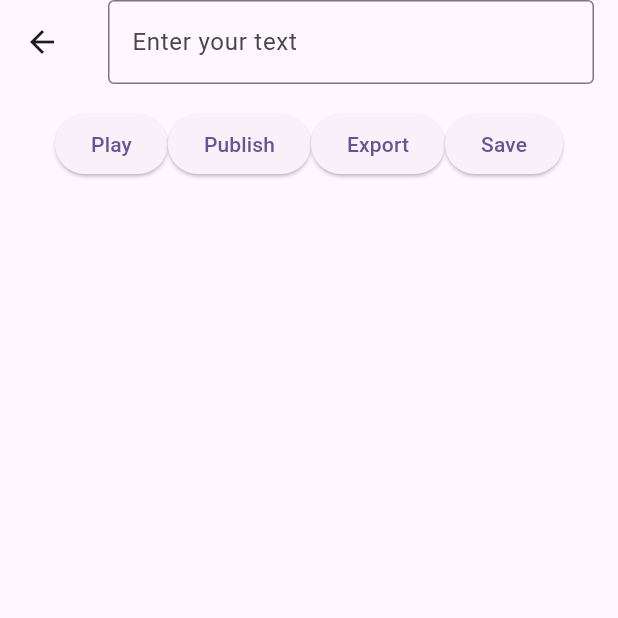
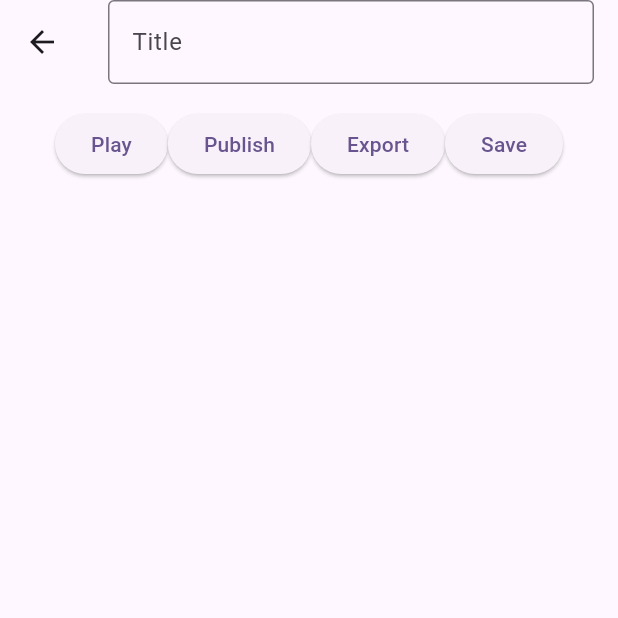
Before and after one commit to zm68526/sonoral, a Flutter app: the StudioScaffold screen opened directly with empty values, after a tap on the "add" icon, on a phone screen of 412 x 824 dp, the top half of it. Run offline on Flutter 3.47's test engine with Material 3 defaults, Android fonts, the phone set to English and light mode, and no system bars; our stand-ins replace file_picker, go_router, hive_ce, url_strategy; missing offline and left inert: flutter_soloud; accounts and stored records are empty.

Commit message:
Editable title field and misc. UI improvements

```diff
--- a/app/lib/data_structures/composition_data_structures.dart
+++ b/app/lib/data_structures/composition_data_structures.dart
@@ -12,13 +12,13 @@ class Composition {
   String authorUsername;
   String? description;
   List<Sound> sounds;
-  DateTime lastModified;
+  DateTime lastActivity;
   int? index;
 
   Composition({
     required this.name,
     required this.authorUsername,
-    required this.lastModified,
+    required this.lastActivity,
     this.description,
     this.sounds = const [],
     this.index,
@@ -26,8 +26,8 @@ class Composition {
 
   factory Composition.fromString(String s, int? index) {
     var tokens = s.split(compositionDelimeter);
-    if (tokens.length != 5) {
-      throw InvalidCompositionFormatException(
+    if (tokens.length < 5) {
+      throw SonoralCompositionFormatException(
           invalidValue: '${tokens.length} tokens found, 5 expected for composition $s');
     }
 
@@ -57,11 +57,11 @@ class Composition {
         authorUsername: author,
         description: description,
         sounds: sounds,
-        lastModified: lastModified,
+        lastActivity: lastModified,
         index: index,
       );
     } catch (e) {
-      throw InvalidCompositionFormatException(message: "${e.toString()} on composition $s");
+      throw SonoralCompositionFormatException(message: "${e.toString()} on composition $s");
     }
   }
 
@@ -80,7 +80,7 @@ class Composition {
     sb.write(description);
     sb.write(compositionDelimeter);
 
-    sb.write(lastModified.millisecondsSinceEpoch);
+    sb.write(lastActivity.millisecondsSinceEpoch);
     sb.write(compositionDelimeter);
 
     sb.write(soundStrings);
@@ -114,7 +114,7 @@ class Sound {
   factory Sound.fromString(String s) {
     var tokens = s.split(soundDelimeter);
     if (tokens.length != 9) {
-      throw InvalidSoundFormatException(invalidValue: '${tokens.length} tokens found, expected 9 on sound $s ');
+      throw SonoralSoundFormatException(invalidValue: '${tokens.length} tokens found, expected 9 on sound $s ');
     }
 
     try {
@@ -126,7 +126,7 @@ class Sound {
       var type = SoundType.values[int.parse(tokens[5])];
       var trimLeft = double.parse(tokens[6]);
       var trimRight = double.parse(tokens[7]);
-      var isMuted = tokens[8] == 'true';
+      var isMuted = tokens[8] == 'true'; // remove?
 
       return Sound(
         path: path,
@@ -140,7 +140,7 @@ class Sound {
         isMuted: isMuted,
       );
     } catch (e) {
-      throw InvalidSoundFormatException(message: e.toString());
+      throw SonoralSoundFormatException(message: e.toString());
     }
   }
 
--- a/app/lib/data_structures/custom_exceptions.dart
+++ b/app/lib/data_structures/custom_exceptions.dart
@@ -1,18 +1,18 @@
-class InvalidCompositionFormatException implements Exception {
+class SonoralCompositionFormatException implements Exception {
   final String? message;
   final String invalidValue;
 
-  InvalidCompositionFormatException({this.invalidValue = "", this.message = 'Invalid composition string format'});
+  SonoralCompositionFormatException({this.invalidValue = "", this.message = 'Invalid composition string format'});
 
   @override
   String toString() => '$message: $invalidValue';
 }
 
-class InvalidSoundFormatException implements Exception {
+class SonoralSoundFormatException implements Exception {
   final String? message;
   final String invalidValue;
 
-  InvalidSoundFormatException({this.invalidValue = "", this.message = 'Invalid sound string format'});
+  SonoralSoundFormatException({this.invalidValue = "", this.message = 'Invalid sound string format'});
 
   @override
   String toString() => '$message: $invalidValue';
--- a/app/lib/local_storage/local_storage_handler.dart
+++ b/app/lib/local_storage/local_storage_handler.dart
@@ -16,14 +16,29 @@ List<Composition> getCompositions() {
     compositions.add(Composition.fromString(compositionScripts[i], i));
   }
 
+  /*
   compositions.sort(
     (a, b) => b.lastModified.compareTo(a.lastModified),
-  );
+  ); */ // can handle this as needed
 
   return compositions;
 }
 
+List<String> getCompositionsAsStrings() {
+  final savedCompositionsBox = Hive.box('savedCompositions');
+  final List compositionScripts = savedCompositionsBox.get('scripts');
+  compositionScripts.removeWhere(
+    (element) => element.runtimeType != String,
+  );
+  compositionScripts.removeWhere(
+    (element) => element == '', // placeholder for first element in box
+  );
+
+  return compositionScripts as List<String>;
+}
+
 Future<void> saveComposition(Composition composition) async {
+  /*
   var compositions = getCompositions();
   if (composition.index == null) {
     compositions.add(composition);
@@ -32,5 +47,16 @@ Future<void> saveComposition(Composition composition) async {
   }
 
   final savedCompositionsBox = Hive.box('savedCompositions');
-  await savedCompositionsBox.put('scripts', compositions.map((e) => e.toString()).toList());
+  await savedCompositionsBox.put('scripts', compositions.map((e) => e.toString()).toList()); */
+
+  // More efficient approach that doesn't require parsing all compositions
+  var compositions = getCompositionsAsStrings();
+  if (composition.index == null) {
+    compositions.add(composition.toString());
+  } else {
+    compositions[composition.index!] = composition.toString();
+  }
+
+  final savedCompositionsBox = Hive.box('savedCompositions');
+  await savedCompositionsBox.put('scripts', compositions);
 }
--- a/app/lib/studio/studio.dart
+++ b/app/lib/studio/studio.dart
@@ -65,7 +65,7 @@ class _StudioScaffoldState extends State<StudioScaffold> {
     }
 
     setState(() {
-      print('setting state');
+      // print('setting state');
     });
   }
 
@@ -73,14 +73,22 @@ class _StudioScaffoldState extends State<StudioScaffold> {
     await saveComposition(widget.composition);
   }
 
+  Future<void> _renameComposition() async {
+    widget.composition.name = _titleController.text;
+    await saveComposition(widget.composition);
+  }
+
   @override
   Widget build(BuildContext context) {
+    _titleController.text = widget.composition.name;
+    widget.composition.lastActivity = DateTime.now();
+    _saveComposition();
     final sounds = widget.composition.sounds;
-    print('sounds refreshed: $sounds');
+    // print('sounds refreshed: $sounds');
 
     return Scaffold(
       appBar: AppBar(
-        title: EditTextField(controller: _titleController),
+        title: EditTextField(controller: _titleController, onSubmitted: (_) => _renameComposition()),
       ),
       floatingActionButton: FloatingActionButton(
           onPressed: _pickAudioFile, child: const Icon(Icons.add)),
@@ -115,7 +123,8 @@ class _StudioScaffoldState extends State<StudioScaffold> {
             child: ListView.builder(
               itemCount: sounds.length,
               itemBuilder: (context, index) {
-                return Text(sounds[index].path);
+                Sound s = sounds[index];
+                return Text('${s.path} ${s.isMuted} ${s.type}');
               },
             ),
           ),
--- a/app/lib/studio/studio_widgets.dart
+++ b/app/lib/studio/studio_widgets.dart
@@ -2,7 +2,8 @@ import 'package:flutter/material.dart';
 
 class EditTextField extends StatefulWidget {
   final TextEditingController controller;
-  const EditTextField({super.key, required this.controller});
+  final Function(String)? onSubmitted;
+  const EditTextField({super.key, required this.controller, this.onSubmitted});
 
   @override
   State<EditTextField> createState() => _EditTextFieldState();
@@ -12,10 +13,12 @@ class _EditTextFieldState extends State<EditTextField> {
   @override
   Widget build(BuildContext context) {
     return TextField(
+      onSubmitted: widget.onSubmitted,
+      controller: widget.controller,
       decoration: const InputDecoration(
         hoverColor: Colors.black,
         border: OutlineInputBorder(),
-        labelText: 'Enter your text',
+        labelText: 'Title',
       ),
     );
   }
```
Also changed, not shown: app/lib/studio/studio_splash.dart (+20 -7 lines).
